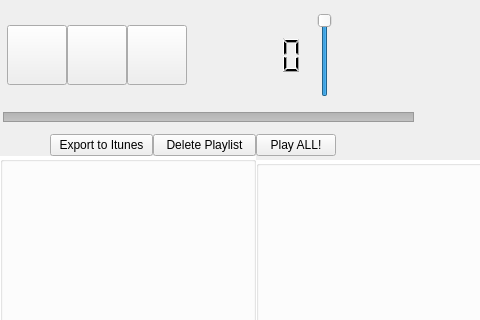
fabiomdiniz/Frey, file main.ui: the form before one commit; both pictures show x 0 to 480 and y 0 to 320 of the 1241 by 917 pixel window.
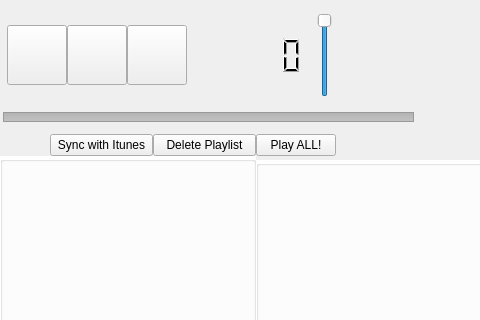
The form after the commit. Icons and pictures are not drawn.

Commit message: removed thread, improved library scan and changed label

```diff
--- a/main.ui
+++ b/main.ui
@@ -726,7 +726,7 @@
              <item>
               <widget class="QPushButton" name="export_itunes">
                <property name="text">
-                <string>Export to Itunes</string>
+                <string>Sync with Itunes</string>
                </property>
               </widget>
              </item>
```
The commit also changes 4 other files.
